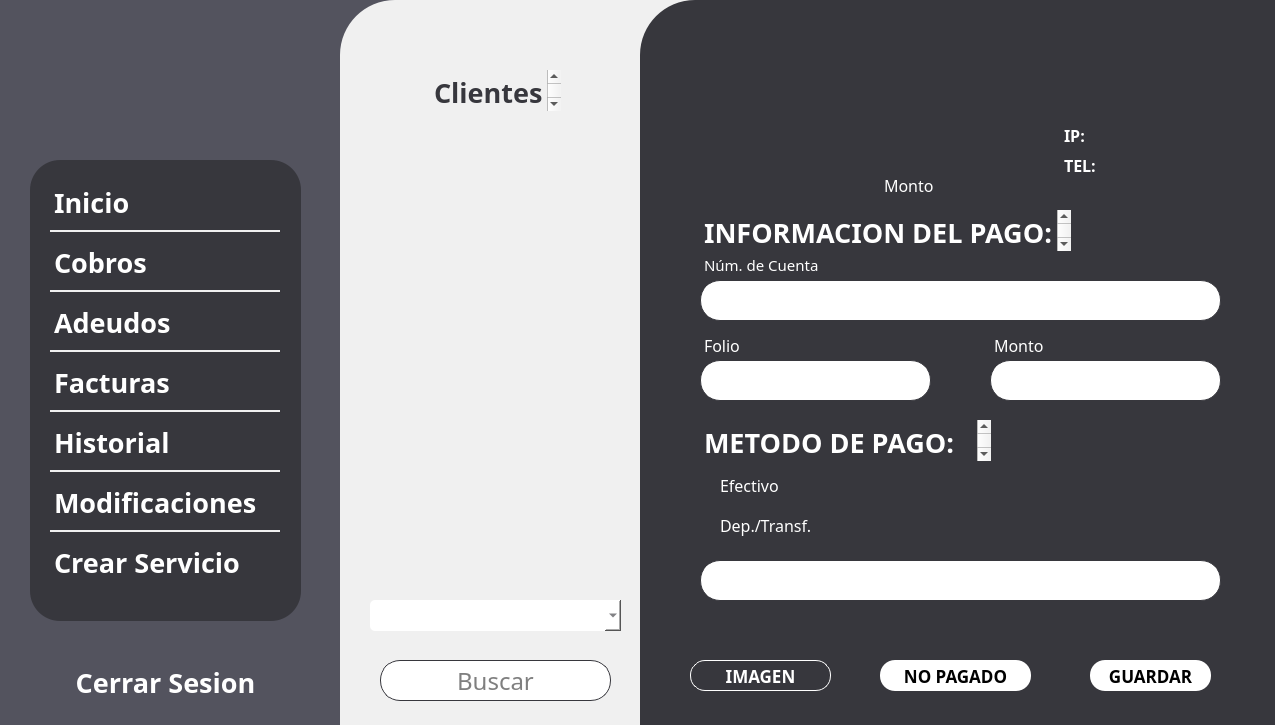
Above: app/frontend/pantalla_cobro_admin.ui from uRicardoCaballero/Radcomtest before the change. Below: the same form after it.
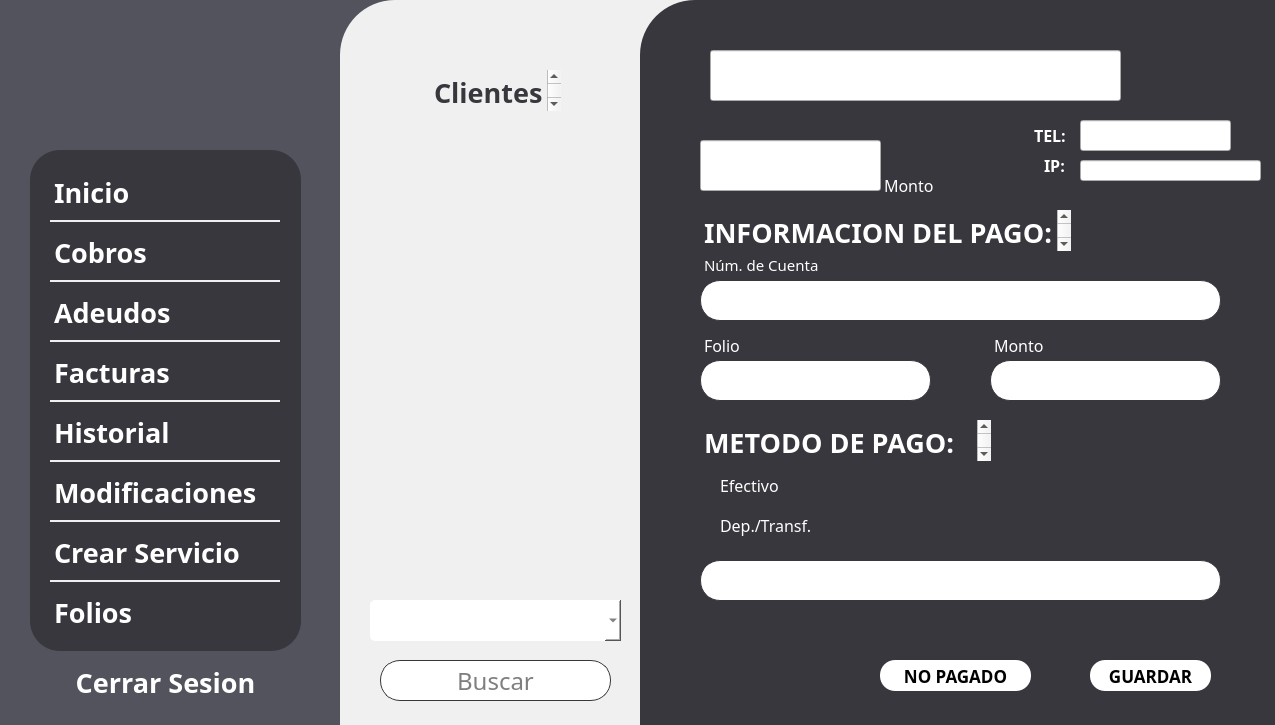
That is the form after the change. Icons and pictures are not drawn.

What changed in the file:
```diff
--- a/app/frontend/pantalla_cobro_admin.ui
+++ b/app/frontend/pantalla_cobro_admin.ui
@@ -289,36 +289,6 @@
       <string>NO PAGADO</string>
      </property>
     </widget>
-    <widget class="QPushButton" name="ImagenButton">
-     <property name="geometry">
-      <rect>
-       <x>50</x>
-       <y>660</y>
-       <width>141</width>
-       <height>31</height>
-      </rect>
-     </property>
-     <property name="font">
-      <font>
-       <family>Montserrat</family>
-       <pointsize>13</pointsize>
-       <weight>75</weight>
-       <bold>true</bold>
-      </font>
-     </property>
-     <property name="styleSheet">
-      <string notr="true">QPushButton{
-    background: transparent;  /* Quitar el fondo */
-	color: #FFFFFF;
-	border: 1px solid  #FFFFFF;
-		background: transparent; 
-		 border-radius: 15px; 
-}</string>
-     </property>
-     <property name="text">
-      <string>IMAGEN</string>
-     </property>
-    </widget>
     <widget class="QTextBrowser" name="MetodoPago">
      <property name="geometry">
       <rect>
@@ -637,49 +607,6 @@
       <string/>
      </property>
     </widget>
-    <widget class="QTextBrowser" name="Adeudo">
-     <property name="geometry">
-      <rect>
-       <x>60</x>
-       <y>150</y>
-       <width>181</width>
-       <height>41</height>
-      </rect>
-     </property>
-     <property name="sizePolicy">
-      <sizepolicy hsizetype="Expanding" vsizetype="Expanding">
-       <horstretch>0</horstretch>
-       <verstretch>0</verstretch>
-      </sizepolicy>
-     </property>
-     <property name="font">
-      <font>
-       <family>Montserrat</family>
-       <pointsize>5</pointsize>
-      </font>
-     </property>
-     <property name="toolTipDuration">
-      <number>-1</number>
-     </property>
-     <property name="autoFillBackground">
-      <bool>false</bool>
-     </property>
-     <property name="styleSheet">
-      <string notr="true">QTextBrowser {
-    background: transparent;  /* Quitar el fondo */
-	color:#FFFFFF;
-    border: none;             /* Quitar el borde */
-	margin: 0;                /* Eliminar márgenes */
-}</string>
-     </property>
-     <property name="html">
-      <string>&lt;!DOCTYPE HTML PUBLIC &quot;-//W3C//DTD HTML 4.0//EN&quot; &quot;http://www.w3.org/TR/REC-html40/strict.dtd&quot;&gt;
-&lt;html&gt;&lt;head&gt;&lt;meta name=&quot;qrichtext&quot; content=&quot;1&quot; /&gt;&lt;style type=&quot;text/css&quot;&gt;
-p, li { white-space: pre-wrap; }
-&lt;/style&gt;&lt;/head&gt;&lt;body style=&quot; font-family:'Montserrat'; font-size:5pt; font-weight:400; font-style:normal;&quot;&gt;
-&lt;p style=&quot;-qt-paragraph-type:empty; margin-top:0px; margin-bottom:0px; margin-left:0px; margin-right:0px; -qt-block-indent:0; text-indent:0px;&quot;&gt;&lt;br /&gt;&lt;/p&gt;&lt;/body&gt;&lt;/html&gt;</string>
-     </property>
-    </widget>
     <widget class="QTextBrowser" name="MontoText">
      <property name="geometry">
       <rect>
@@ -723,57 +650,12 @@
 &lt;p style=&quot; margin-top:0px; margin-bottom:0px; margin-left:0px; margin-right:0px; -qt-block-indent:0; text-indent:0px;&quot;&gt;&lt;span style=&quot; font-size:12pt;&quot;&gt;Monto&lt;/span&gt;&lt;/p&gt;&lt;/body&gt;&lt;/html&gt;</string>
      </property>
     </widget>
-    <widget class="QTextBrowser" name="Adeudo_2">
-     <property name="geometry">
-      <rect>
-       <x>60</x>
-       <y>70</y>
-       <width>331</width>
-       <height>61</height>
-      </rect>
-     </property>
-     <property name="sizePolicy">
-      <sizepolicy hsizetype="Expanding" vsizetype="Expanding">
-       <horstretch>0</horstretch>
-       <verstretch>0</verstretch>
-      </sizepolicy>
-     </property>
-     <property name="font">
-      <font>
-       <family>Montserrat</family>
-       <pointsize>5</pointsize>
-       <weight>50</weight>
-       <bold>false</bold>
-      </font>
-     </property>
-     <property name="toolTipDuration">
-      <number>-1</number>
-     </property>
-     <property name="autoFillBackground">
-      <bool>false</bool>
-     </property>
-     <property name="styleSheet">
-      <string notr="true">QTextBrowser {
-    background: transparent;  /* Quitar el fondo */
-	color:#FFFFFF;
-    border: none;             /* Quitar el borde */
-	margin: 0;                /* Eliminar márgenes */
-}</string>
-     </property>
-     <property name="html">
-      <string>&lt;!DOCTYPE HTML PUBLIC &quot;-//W3C//DTD HTML 4.0//EN&quot; &quot;http://www.w3.org/TR/REC-html40/strict.dtd&quot;&gt;
-&lt;html&gt;&lt;head&gt;&lt;meta name=&quot;qrichtext&quot; content=&quot;1&quot; /&gt;&lt;style type=&quot;text/css&quot;&gt;
-p, li { white-space: pre-wrap; }
-&lt;/style&gt;&lt;/head&gt;&lt;body style=&quot; font-family:'Montserrat'; font-size:5pt; font-weight:400; font-style:normal;&quot;&gt;
-&lt;p style=&quot;-qt-paragraph-type:empty; margin-top:0px; margin-bottom:0px; margin-left:0px; margin-right:0px; -qt-block-indent:0; text-indent:0px;&quot;&gt;&lt;br /&gt;&lt;/p&gt;&lt;/body&gt;&lt;/html&gt;</string>
-     </property>
-    </widget>
     <widget class="QTextBrowser" name="IpText">
      <property name="geometry">
       <rect>
-       <x>420</x>
-       <y>120</y>
-       <width>41</width>
+       <x>400</x>
+       <y>150</y>
+       <width>51</width>
        <height>31</height>
       </rect>
      </property>
@@ -787,6 +669,8 @@
       <font>
        <family>Montserrat</family>
        <pointsize>5</pointsize>
+       <weight>75</weight>
+       <bold>true</bold>
       </font>
      </property>
      <property name="toolTipDuration">
@@ -807,15 +691,101 @@
       <string>&lt;!DOCTYPE HTML PUBLIC &quot;-//W3C//DTD HTML 4.0//EN&quot; &quot;http://www.w3.org/TR/REC-html40/strict.dtd&quot;&gt;
 &lt;html&gt;&lt;head&gt;&lt;meta name=&quot;qrichtext&quot; content=&quot;1&quot; /&gt;&lt;style type=&quot;text/css&quot;&gt;
 p, li { white-space: pre-wrap; }
-&lt;/style&gt;&lt;/head&gt;&lt;body style=&quot; font-family:'Montserrat'; font-size:5pt; font-weight:400; font-style:normal;&quot;&gt;
-&lt;p style=&quot; margin-top:0px; margin-bottom:0px; margin-left:0px; margin-right:0px; -qt-block-indent:0; text-indent:0px;&quot;&gt;&lt;span style=&quot; font-size:12pt; font-weight:600;&quot;&gt;IP:&lt;/span&gt;&lt;/p&gt;&lt;/body&gt;&lt;/html&gt;</string>
+&lt;/style&gt;&lt;/head&gt;&lt;body style=&quot; font-family:'Montserrat'; font-size:5pt; font-weight:600; font-style:normal;&quot;&gt;
+&lt;p style=&quot; margin-top:0px; margin-bottom:0px; margin-left:0px; margin-right:0px; -qt-block-indent:0; text-indent:0px;&quot;&gt;&lt;span style=&quot; font-size:12pt;&quot;&gt;IP:&lt;/span&gt;&lt;/p&gt;&lt;/body&gt;&lt;/html&gt;</string>
+     </property>
+    </widget>
+    <widget class="QLineEdit" name="IPHolder">
+     <property name="geometry">
+      <rect>
+       <x>440</x>
+       <y>160</y>
+       <width>181</width>
+       <height>21</height>
+      </rect>
+     </property>
+     <property name="font">
+      <font>
+       <family>&quot;Montserratl&quot;</family>
+       <pointsize>-1</pointsize>
+      </font>
+     </property>
+     <property name="layoutDirection">
+      <enum>Qt::LeftToRight</enum>
+     </property>
+     <property name="styleSheet">
+      <string notr="true">QLineEdit{
+		color: #FFFFFF;
+		Font-family: \&quot;Montserratl\&quot;;
+		font-size: 18px;
+		border: none;
+		background: transparent; 
+}</string>
+     </property>
+     <property name="inputMask">
+      <string/>
+     </property>
+     <property name="text">
+      <string/>
+     </property>
+     <property name="alignment">
+      <set>Qt::AlignLeading|Qt::AlignLeft|Qt::AlignVCenter</set>
+     </property>
+     <property name="readOnly">
+      <bool>true</bool>
+     </property>
+     <property name="placeholderText">
+      <string/>
+     </property>
+    </widget>
+    <widget class="QLineEdit" name="TelHolder">
+     <property name="geometry">
+      <rect>
+       <x>440</x>
+       <y>120</y>
+       <width>151</width>
+       <height>31</height>
+      </rect>
+     </property>
+     <property name="font">
+      <font>
+       <family>&quot;Montserratl&quot;</family>
+       <pointsize>-1</pointsize>
+      </font>
+     </property>
+     <property name="layoutDirection">
+      <enum>Qt::LeftToRight</enum>
+     </property>
+     <property name="styleSheet">
+      <string notr="true">QLineEdit{
+		color: #FFFFFF;
+		Font-family: \&quot;Montserratl\&quot;;
+		font-size: 18px;
+		border: none;
+		background: transparent; 
+}</string>
+     </property>
+     <property name="inputMask">
+      <string/>
+     </property>
+     <property name="text">
+      <string/>
+     </property>
+     <property name="alignment">
+      <set>Qt::AlignLeading|Qt::AlignLeft|Qt::AlignVCenter</set>
+     </property>
+     <property name="readOnly">
+      <bool>true</bool>
+     </property>
+     <property name="placeholderText">
+      <string/>
      </property>
     </widget>
     <widget class="QTextBrowser" name="TELText">
      <property name="geometry">
       <rect>
-       <x>420</x>
-       <y>150</y>
+       <x>390</x>
+       <y>120</y>
        <width>61</width>
        <height>31</height>
       </rect>
@@ -830,6 +800,8 @@
       <font>
        <family>Montserrat</family>
        <pointsize>5</pointsize>
+       <weight>75</weight>
+       <bold>true</bold>
       </font>
      </property>
      <property name="toolTipDuration">
@@ -850,94 +822,94 @@
       <string>&lt;!DOCTYPE HTML PUBLIC &quot;-//W3C//DTD HTML 4.0//EN&quot; &quot;http://www.w3.org/TR/REC-html40/strict.dtd&quot;&gt;
 &lt;html&gt;&lt;head&gt;&lt;meta name=&quot;qrichtext&quot; content=&quot;1&quot; /&gt;&lt;style type=&quot;text/css&quot;&gt;
 p, li { white-space: pre-wrap; }
-&lt;/style&gt;&lt;/head&gt;&lt;body style=&quot; font-family:'Montserrat'; font-size:5pt; font-weight:400; font-style:normal;&quot;&gt;
-&lt;p style=&quot; margin-top:0px; margin-bottom:0px; margin-left:0px; margin-right:0px; -qt-block-indent:0; text-indent:0px;&quot;&gt;&lt;span style=&quot; font-size:12pt; font-weight:600;&quot;&gt;TEL:&lt;/span&gt;&lt;/p&gt;&lt;/body&gt;&lt;/html&gt;</string>
+&lt;/style&gt;&lt;/head&gt;&lt;body style=&quot; font-family:'Montserrat'; font-size:5pt; font-weight:600; font-style:normal;&quot;&gt;
+&lt;p style=&quot; margin-top:0px; margin-bottom:0px; margin-left:0px; margin-right:0px; -qt-block-indent:0; text-indent:0px;&quot;&gt;&lt;span style=&quot; font-size:12pt;&quot;&gt;TEL:&lt;/span&gt;&lt;/p&gt;&lt;/body&gt;&lt;/html&gt;</string>
      </property>
     </widget>
-    <widget class="QTextBrowser" name="TelHolder">
+    <widget class="QLineEdit" name="NombreHolder">
      <property name="geometry">
       <rect>
-       <x>470</x>
-       <y>150</y>
-       <width>111</width>
-       <height>31</height>
+       <x>70</x>
+       <y>50</y>
+       <width>411</width>
+       <height>51</height>
       </rect>
      </property>
-     <property name="sizePolicy">
-      <sizepolicy hsizetype="Expanding" vsizetype="Expanding">
-       <horstretch>0</horstretch>
-       <verstretch>0</verstretch>
-      </sizepolicy>
-     </property>
      <property name="font">
       <font>
-       <family>Montserrat</family>
-       <pointsize>5</pointsize>
+       <family>&quot;Montserratl&quot;</family>
+       <pointsize>-1</pointsize>
       </font>
      </property>
-     <property name="toolTipDuration">
-      <number>-1</number>
+     <property name="layoutDirection">
+      <enum>Qt::LeftToRight</enum>
      </property>
-     <property name="autoFillBackground">
-      <bool>false</bool>
-     </property>
      <property name="styleSheet">
-      <string notr="true">QTextBrowser {
-    background: transparent;  /* Quitar el fondo */
-	color:#FFFFFF;
-    border: none;             /* Quitar el borde */
-	margin: 0;                /* Eliminar márgenes */
+      <string notr="true">QLineEdit{
+		color: #FFFFFF;
+		Font-family: \&quot;Montserratl\&quot;;
+		font-size: 36px;
+		border: none;
+		background: transparent; 
 }</string>
      </property>
-     <property name="html">
-      <string>&lt;!DOCTYPE HTML PUBLIC &quot;-//W3C//DTD HTML 4.0//EN&quot; &quot;http://www.w3.org/TR/REC-html40/strict.dtd&quot;&gt;
-&lt;html&gt;&lt;head&gt;&lt;meta name=&quot;qrichtext&quot; content=&quot;1&quot; /&gt;&lt;style type=&quot;text/css&quot;&gt;
-p, li { white-space: pre-wrap; }
-&lt;/style&gt;&lt;/head&gt;&lt;body style=&quot; font-family:'Montserrat'; font-size:5pt; font-weight:400; font-style:normal;&quot;&gt;
-&lt;p style=&quot;-qt-paragraph-type:empty; margin-top:0px; margin-bottom:0px; margin-left:0px; margin-right:0px; -qt-block-indent:0; text-indent:0px;&quot;&gt;&lt;br /&gt;&lt;/p&gt;&lt;/body&gt;&lt;/html&gt;</string>
+     <property name="inputMask">
+      <string/>
      </property>
+     <property name="text">
+      <string/>
+     </property>
+     <property name="alignment">
+      <set>Qt::AlignBottom|Qt::AlignLeading|Qt::AlignLeft</set>
+     </property>
+     <property name="readOnly">
+      <bool>true</bool>
+     </property>
+     <property name="placeholderText">
+      <string/>
+     </property>
     </widget>
-    <widget class="QTextBrowser" name="IPHolder">
+    <widget class="QLineEdit" name="CobroHolder">
      <property name="geometry">
       <rect>
-       <x>470</x>
-       <y>120</y>
-       <width>111</width>
-       <height>31</height>
+       <x>60</x>
+       <y>140</y>
+       <width>181</width>
+       <height>51</height>
       </rect>
      </property>
-     <property name="sizePolicy">
-      <sizepolicy hsizetype="Expanding" vsizetype="Expanding">
-       <horstretch>0</horstretch>
-       <verstretch>0</verstretch>
-      </sizepolicy>
-     </property>
      <property name="font">
       <font>
-       <family>Montserrat</family>
-       <pointsize>5</pointsize>
+       <family>&quot;Montserratl&quot;</family>
+       <pointsize>-1</pointsize>
       </font>
      </property>
-     <property name="toolTipDuration">
-      <number>-1</number>
+     <property name="layoutDirection">
+      <enum>Qt::LeftToRight</enum>
      </property>
-     <property name="autoFillBackground">
-      <bool>false</bool>
-     </property>
      <property name="styleSheet">
-      <string notr="true">QTextBrowser {
-    background: transparent;  /* Quitar el fondo */
-	color:#FFFFFF;
-    border: none;             /* Quitar el borde */
-	margin: 0;                /* Eliminar márgenes */
+      <string notr="true">QLineEdit{
+		color: #FFFFFF;
+		Font-family: \&quot;Montserratl\&quot;;
+		font-size: 36px;
+		border: none;
+		background: transparent; 
 }</string>
      </property>
-     <property name="html">
-      <string>&lt;!DOCTYPE HTML PUBLIC &quot;-//W3C//DTD HTML 4.0//EN&quot; &quot;http://www.w3.org/TR/REC-html40/strict.dtd&quot;&gt;
-&lt;html&gt;&lt;head&gt;&lt;meta name=&quot;qrichtext&quot; content=&quot;1&quot; /&gt;&lt;style type=&quot;text/css&quot;&gt;
-p, li { white-space: pre-wrap; }
-&lt;/style&gt;&lt;/head&gt;&lt;body style=&quot; font-family:'Montserrat'; font-size:5pt; font-weight:400; font-style:normal;&quot;&gt;
-&lt;p style=&quot;-qt-paragraph-type:empty; margin-top:0px; margin-bottom:0px; margin-left:0px; margin-right:0px; -qt-block-indent:0; text-indent:0px;&quot;&gt;&lt;br /&gt;&lt;/p&gt;&lt;/body&gt;&lt;/html&gt;</string>
+     <property name="inputMask">
+      <string/>
+     </property>
+     <property name="text">
+      <string/>
+     </property>
+     <property name="alignment">
+      <set>Qt::AlignBottom|Qt::AlignRight|Qt::AlignTrailing</set>
+     </property>
+     <property name="readOnly">
+      <bool>true</bool>
+     </property>
+     <property name="placeholderText">
+      <string/>
      </property>
     </widget>
    </widget>
@@ -1040,7 +1012,7 @@
       <x>30</x>
       <y>600</y>
       <width>251</width>
-      <height>31</height>
+      <height>41</height>
      </rect>
     </property>
     <property name="font">
@@ -1073,19 +1045,170 @@
     <string/>
    </property>
    <property name="pixmap">
-    <pixmap>Personal Projects/RADCOM/Radcomtest/app/assets/LOGO_M.png</pixmap>
+    <pixmap>assets/LOGO_M.png</pixmap>
    </property>
    <property name="scaledContents">
     <bool>true</bool>
    </property>
   </widget>
+  <widget class="QTextBrowser" name="menuOption7_2">
+   <property name="geometry">
+    <rect>
+     <x>30</x>
+     <y>660</y>
+     <width>271</width>
+     <height>51</height>
+    </rect>
+   </property>
+   <property name="palette">
+    <palette>
+     <active>
+      <colorrole role="Button">
+       <brush brushstyle="SolidPattern">
+        <color alpha="0">
+         <red>0</red>
+         <green>0</green>
+         <blue>0</blue>
+        </color>
+       </brush>
+      </colorrole>
+      <colorrole role="Text">
+       <brush brushstyle="SolidPattern">
+        <color alpha="255">
+         <red>255</red>
+         <green>255</green>
+         <blue>255</blue>
+        </color>
+       </brush>
+      </colorrole>
+      <colorrole role="Base">
+       <brush brushstyle="NoBrush">
+        <color alpha="255">
+         <red>0</red>
+         <green>0</green>
+         <blue>0</blue>
+        </color>
+       </brush>
+      </colorrole>
+      <colorrole role="Window">
+       <brush brushstyle="SolidPattern">
+        <color alpha="0">
+         <red>0</red>
+         <green>0</green>
+         <blue>0</blue>
+        </color>
+       </brush>
+      </colorrole>
+     </active>
+     <inactive>
+      <colorrole role="Button">
+       <brush brushstyle="SolidPattern">
+        <color alpha="0">
+         <red>0</red>
+         <green>0</green>
+         <blue>0</blue>
+        </color>
+       </brush>
+      </colorrole>
+      <colorrole role="Text">
+       <brush brushstyle="SolidPattern">
+        <color alpha="255">
+         <red>255</red>
+         <green>255</green>
+         <blue>255</blue>
+        </color>
+       </brush>
+      </colorrole>
+      <colorrole role="Base">
+       <brush brushstyle="NoBrush">
+        <color alpha="255">
+         <red>0</red>
+         <green>0</green>
+         <blue>0</blue>
+        </color>
+       </brush>
+      </colorrole>
+      <colorrole role="Window">
+       <brush brushstyle="SolidPattern">
+        <color alpha="0">
+         <red>0</red>
+         <green>0</green>
+         <blue>0</blue>
+        </color>
+       </brush>
+      </colorrole>
+     </inactive>
+     <disabled>
+      <colorrole role="Button">
+       <brush brushstyle="SolidPattern">
+        <color alpha="0">
+         <red>0</red>
+         <green>0</green>
+         <blue>0</blue>
+        </color>
+       </brush>
+      </colorrole>
+      <colorrole role="Text">
+       <brush brushstyle="SolidPattern">
+        <color alpha="255">
+         <red>120</red>
+         <green>120</green>
+         <blue>120</blue>
+        </color>
+       </brush>
+      </colorrole>
+      <colorrole role="Base">
+       <brush brushstyle="NoBrush">
+        <color alpha="255">
+         <red>0</red>
+         <green>0</green>
+         <blue>0</blue>
+        </color>
+       </brush>
+      </colorrole>
+      <colorrole role="Window">
+       <brush brushstyle="SolidPattern">
+        <color alpha="0">
+         <red>0</red>
+         <green>0</green>
+         <blue>0</blue>
+        </color>
+       </brush>
+      </colorrole>
+     </disabled>
+    </palette>
+   </property>
+   <property name="font">
+    <font>
+     <family>Montserrat</family>
+     <pointsize>10</pointsize>
+     <kerning>true</kerning>
+    </font>
+   </property>
+   <property name="styleSheet">
+    <string notr="true">QTextBrowser {
+    background: transparent;  /* Quitar el fondo */
+    border: none;             /* Quitar el borde */
+}</string>
+   </property>
+   <property name="html">
+    <string>&lt;!DOCTYPE HTML PUBLIC &quot;-//W3C//DTD HTML 4.0//EN&quot; &quot;http://www.w3.org/TR/REC-html40/strict.dtd&quot;&gt;
+&lt;html&gt;&lt;head&gt;&lt;meta name=&quot;qrichtext&quot; content=&quot;1&quot; /&gt;&lt;style type=&quot;text/css&quot;&gt;
+p, li { white-space: pre-wrap; }
+&lt;/style&gt;&lt;/head&gt;&lt;body style=&quot; font-family:'Montserrat'; font-size:10pt; font-weight:400; font-style:normal;&quot;&gt;
+&lt;p align=&quot;center&quot; style=&quot; margin-top:0px; margin-bottom:0px; margin-left:0px; margin-right:0px; -qt-block-indent:0; text-indent:0px;&quot;&gt;&lt;span style=&quot; font-size:20pt; font-weight:600;&quot;&gt;Cerrar Sesion&lt;/span&gt;&lt;/p&gt;&lt;/body&gt;&lt;/html&gt;</string>
+   </property>
+   <property name="placeholderText">
+    <string/>
+   </property>
+  </widget>
   <widget class="QFrame" name="frame">
    <property name="geometry">
     <rect>
      <x>30</x>
-     <y>160</y>
+     <y>150</y>
      <width>271</width>
-     <height>461</height>
+     <height>501</height>
     </rect>
    </property>
    <property name="styleSheet">
@@ -2252,13 +2375,12 @@
      <enum>QFrame::Raised</enum>
     </property>
    </widget>
-  </widget>
-  <widget class="QTextBrowser" name="menuOption7_2">
+   <widget class="QTextBrowser" name="menuOption8">
    <property name="geometry">
     <rect>
-     <x>30</x>
-     <y>660</y>
-     <width>271</width>
+      <x>20</x>
+      <y>440</y>
+      <width>231</width>
      <height>51</height>
     </rect>
    </property>
@@ -2267,10 +2389,10 @@
      <active>
       <colorrole role="Button">
        <brush brushstyle="SolidPattern">
-        <color alpha="0">
-         <red>0</red>
-         <green>0</green>
-         <blue>0</blue>
+         <color alpha="255">
+          <red>55</red>
+          <green>55</green>
+          <blue>61</blue>
         </color>
        </brush>
       </colorrole>
@@ -2284,20 +2406,20 @@
        </brush>
       </colorrole>
       <colorrole role="Base">
-       <brush brushstyle="NoBrush">
+        <brush brushstyle="SolidPattern">
         <color alpha="255">
-         <red>0</red>
-         <green>0</green>
-         <blue>0</blue>
+          <red>55</red>
+          <green>55</green>
+          <blue>61</blue>
         </color>
        </brush>
       </colorrole>
       <colorrole role="Window">
        <brush brushstyle="SolidPattern">
-        <color alpha="0">
-         <red>0</red>
-         <green>0</green>
-         <blue>0</blue>
+         <color alpha="255">
+          <red>55</red>
+          <green>55</green>
+          <blue>61</blue>
         </color>
        </brush>
       </colorrole>
@@ -2305,10 +2427,10 @@
      <inactive>
       <colorrole role="Button">
        <brush brushstyle="SolidPattern">
-        <color alpha="0">
-         <red>0</red>
-         <green>0</green>
-         <blue>0</blue>
+         <color alpha="255">
+          <red>55</red>
+          <green>55</green>
+          <blue>61</blue>
         </color>
        </brush>
       </colorrole>
@@ -2322,20 +2444,20 @@
        </brush>
       </colorrole>
       <colorrole role="Base">
-       <brush brushstyle="NoBrush">
+        <brush brushstyle="SolidPattern">
         <color alpha="255">
-         <red>0</red>
-         <green>0</green>
-         <blue>0</blue>
+          <red>55</red>
+          <green>55</green>
+          <blue>61</blue>
         </color>
        </brush>
       </colorrole>
       <colorrole role="Window">
        <brush brushstyle="SolidPattern">
-        <color alpha="0">
-         <red>0</red>
-         <green>0</green>
-         <blue>0</blue>
+         <color alpha="255">
+          <red>55</red>
+          <green>55</green>
+          <blue>61</blue>
         </color>
        </brush>
       </colorrole>
@@ -2343,10 +2465,10 @@
      <disabled>
       <colorrole role="Button">
        <brush brushstyle="SolidPattern">
-        <color alpha="0">
-         <red>0</red>
-         <green>0</green>
-         <blue>0</blue>
+         <color alpha="255">
+          <red>55</red>
+          <green>55</green>
+          <blue>61</blue>
         </color>
        </brush>
       </colorrole>
@@ -2360,20 +2482,20 @@
        </brush>
       </colorrole>
       <colorrole role="Base">
-       <brush brushstyle="NoBrush">
+        <brush brushstyle="SolidPattern">
         <color alpha="255">
-         <red>0</red>
-         <green>0</green>
-         <blue>0</blue>
+          <red>55</red>
+          <green>55</green>
+          <blue>61</blue>
         </color>
        </brush>
       </colorrole>
       <colorrole role="Window">
        <brush brushstyle="SolidPattern">
-        <color alpha="0">
-         <red>0</red>
-         <green>0</green>
-         <blue>0</blue>
+         <color alpha="255">
+          <red>55</red>
+          <green>55</green>
+          <blue>61</blue>
         </color>
        </brush>
       </colorrole>
@@ -2384,25 +2506,43 @@
     <font>
      <family>Montserrat</family>
      <pointsize>10</pointsize>
-     <kerning>true</kerning>
-    </font>
-   </property>
-   <property name="styleSheet">
-    <string notr="true">QTextBrowser {
-    background: transparent;  /* Quitar el fondo */
-    border: none;             /* Quitar el borde */
-}</string>
-   </property>
+     </font>
+    </property>
    <property name="html">
     <string>&lt;!DOCTYPE HTML PUBLIC &quot;-//W3C//DTD HTML 4.0//EN&quot; &quot;http://www.w3.org/TR/REC-html40/strict.dtd&quot;&gt;
 &lt;html&gt;&lt;head&gt;&lt;meta name=&quot;qrichtext&quot; content=&quot;1&quot; /&gt;&lt;style type=&quot;text/css&quot;&gt;
 p, li { white-space: pre-wrap; }
 &lt;/style&gt;&lt;/head&gt;&lt;body style=&quot; font-family:'Montserrat'; font-size:10pt; font-weight:400; font-style:normal;&quot;&gt;
-&lt;p align=&quot;center&quot; style=&quot; margin-top:0px; margin-bottom:0px; margin-left:0px; margin-right:0px; -qt-block-indent:0; text-indent:0px;&quot;&gt;&lt;span style=&quot; font-size:20pt; font-weight:600;&quot;&gt;Cerrar Sesion&lt;/span&gt;&lt;/p&gt;&lt;/body&gt;&lt;/html&gt;</string>
-   </property>
-   <property name="placeholderText">
-    <string/>
-   </property>
+&lt;p style=&quot; margin-top:0px; margin-bottom:0px; margin-left:0px; margin-right:0px; -qt-block-indent:0; text-indent:0px;&quot;&gt;&lt;span style=&quot; font-size:20pt; font-weight:600;&quot;&gt;Folios&lt;/span&gt;&lt;/p&gt;&lt;/body&gt;&lt;/html&gt;</string>
+    </property>
+   </widget>
+   <widget class="QFrame" name="frame_8">
+    <property name="geometry">
+     <rect>
+      <x>20</x>
+      <y>430</y>
+      <width>230</width>
+      <height>2</height>
+     </rect>
+    </property>
+    <property name="styleSheet">
+     <string notr="true">QFrame {
+    border: none;       /* Color y grosor del borde */
+    border-radius: 55px;          /* Radio de las esquinas */
+    background-color: #f0f0f0;    /* Color de fondo */
+    margin: 0px;                  /* Margen externo a 0 */
+    padding: 0px;                 /* Espaciado interno a 0 */
+}
+
+</string>
+    </property>
+    <property name="frameShape">
+     <enum>QFrame::StyledPanel</enum>
+    </property>
+    <property name="frameShadow">
+     <enum>QFrame::Raised</enum>
+    </property>
+   </widget>
   </widget>
  </widget>
  <resources/>
```
Lines whose indentation alone changed are shown as unchanged.
